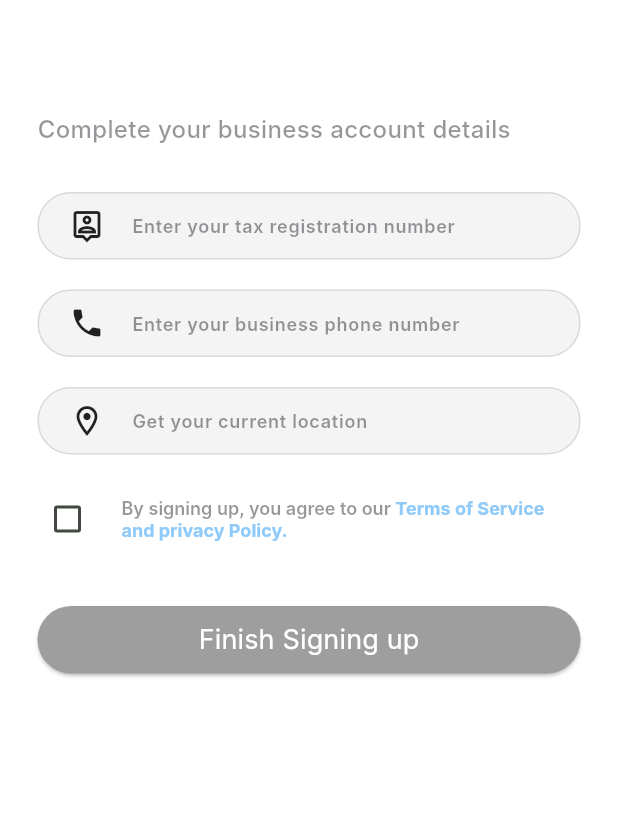
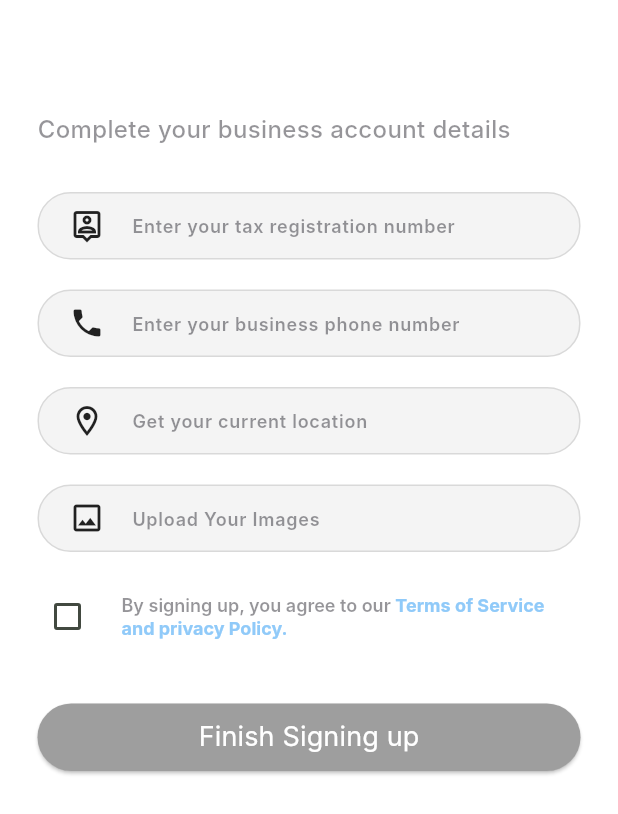
Before and after one commit to MostafaM117/car_maintenance_app, a Flutter app: the CompleteSellerInfo screen opened directly with empty values, on a phone screen of 412 x 824 dp. Shown: the top 814 px of the screen. Run offline on Flutter 3.47's test engine with Material 3 defaults, Android fonts, the phone set to English and light mode, and no system bars; our stand-ins replace card_swiper, cloud_firestore, dash_chat_2, firebase_auth, firebase_core, flutter_card_swiper and 18 more; accounts and stored records are empty; Roboto replaces fonts that are missing (Inter).

Commit message:
Seller can upload id images

```diff
--- a/lib/screens/Auth_and_Account Management/seller/complete_seller_info.dart
+++ b/lib/screens/Auth_and_Account Management/seller/complete_seller_info.dart
@@ -1,3 +1,5 @@
+import 'dart:io';
+
 import 'package:car_maintenance/constants/app_colors.dart';
 import 'package:car_maintenance/screens/Auth_and_Account%20Management/seller/get_shop_location.dart';
 import 'package:car_maintenance/screens/Terms_and_conditionspage%20.dart';
@@ -9,8 +11,11 @@ import 'package:flutter/material.dart';
 import 'package:flutter/services.dart';
 import 'package:flutter_dotenv/flutter_dotenv.dart';
 import 'package:flutter_map/flutter_map.dart';
+import 'package:image_picker/image_picker.dart';
 import 'package:latlong2/latlong.dart';
 import 'package:location/location.dart';
+import 'package:path/path.dart' as path;
+import 'package:supabase_flutter/supabase_flutter.dart';
 
 class CompleteSellerInfo extends StatefulWidget {
   final String businessname;
@@ -34,9 +39,12 @@ class _CompleteSellerInfoState extends State<CompleteSellerInfo> {
   final _taxsnumbercontroller = TextEditingController();
   final _phonenumbercontroller = TextEditingController();
   final _locationController = TextEditingController();
+  final _idimagesController = TextEditingController();
   bool _termschecked = false;
   bool _isLoading = false;
   LatLng? shoplocation ;
+  String? idImageUrl1;
+  String? idImageUrl2;
 
   //Finish Signing up Function
   Future<UserCredential?> finishSignup() async {
@@ -73,6 +81,12 @@ class _CompleteSellerInfoState extends State<CompleteSellerInfo> {
       );
       return null;
     }
+    else if (idImageUrl1 == null || idImageUrl2 == null) {
+      ScaffoldMessenger.of(context).showSnackBar(
+        SnackBar(content: Text('Please upload the front and back sides of your national ID')),
+      );
+      return null;
+    }
     else {
       setState(() {
         _isLoading = true;
@@ -88,6 +102,8 @@ class _CompleteSellerInfoState extends State<CompleteSellerInfo> {
           widget.businessemail,
           widget.nationalId,
           userCredential.user!.uid,
+          idImageUrl1!,
+          idImageUrl2!,
         );
         Navigator.pop(context);
         Navigator.pop(context);
@@ -125,7 +141,8 @@ class _CompleteSellerInfoState extends State<CompleteSellerInfo> {
     }
   }
 
-  Future createuser(String businessname, String email, String nationalId, String uid) async {
+  Future createuser(String businessname, String email, String nationalId, String uid, String idImageUrl1,
+  String idImageUrl2) async {
     await FirebaseFirestore.instance.collection('sellers').doc(uid).set({
       'business_name': businessname,
       'email': email,
@@ -136,11 +153,60 @@ class _CompleteSellerInfoState extends State<CompleteSellerInfo> {
       // 'password': _passwordcontroller.text.trim(),
       'role': 'seller',
       'googleUser': false,
+      'id_image1': idImageUrl1,
+      'id_image2': idImageUrl2,
       'shoplocation' : {
         'lat' : shoplocation!.latitude,
         'lng' : shoplocation!.longitude,
       }
     });
+  }
+
+  Future<void> pickAndUploadImage() async {
+    final picker = ImagePicker();
+    final List <XFile>? pickedFiles = await picker.pickMultiImage();
+    if (pickedFiles == null || pickedFiles.length < 2) {
+      ScaffoldMessenger.of(context).showSnackBar(
+        SnackBar(content: Text('Please select the front and back sides of your national ID')),
+      );
+      return;
+    }
+    else if (pickedFiles.length > 2) {
+      ScaffoldMessenger.of(context).showSnackBar(
+        SnackBar(content: Text('You can\'t upload more than 2 images'), backgroundColor: Colors.red,),
+      );
+      return;
+    }
+
+    final storage = Supabase.instance.client.storage;
+    const bucket = 'seller-id-images';
+    List<String> urls =[];
+    try {
+      List<String> imageNames = [];
+      for(var i = 0; i < 2; i++){
+        final pickedFile = pickedFiles[i];
+        final file = File(pickedFile.path);
+        final fileName = '${DateTime.now().microsecondsSinceEpoch}_${path.basename(pickedFile.path)}';
+        imageNames.add(path.basename(pickedFile.path));
+        await storage.from(bucket).upload(fileName, file);
+        final publicUrl = storage.from(bucket).getPublicUrl(fileName);
+        urls.add(publicUrl);
+      }
+      setState(() {
+        idImageUrl1 = urls[0];
+        idImageUrl2 = urls[1];
+        _idimagesController.text = imageNames.join(', ');
+      });
+      print('ID images uploaded.');
+    } catch (e) {
+      print('Upload error: $e');
+    }
+  }
+
+  @override
+  void dispose() {
+    _idimagesController.dispose();
+    super.dispose();
   }
   @override
   Widget build(BuildContext context) {
@@ -163,87 +229,30 @@ class _CompleteSellerInfoState extends State<CompleteSellerInfo> {
               ),
               const SizedBox(height: 30),
               // Tax Registration Number
-              Container(
-                padding: EdgeInsets.only(right: 20),
-                height: 45,
-                decoration: ShapeDecoration(
-                  color: AppColors.secondaryText,
-                  shape: RoundedRectangleBorder(
-                  side: BorderSide(
-                  width: 1,
-                  color: AppColors.borderSide,
-                  ),
-                borderRadius: BorderRadius.circular(22),
-                  ),
-                ),
-                alignment: Alignment.center,
-                child: Row(
-                  children: [
-                    const SizedBox(width: 20), //24
-                    Icon(Icons.person_pin_outlined),
-                    const SizedBox(width: 18), // 20
-                    Expanded(
-                      child: TextField(
+              buildInputField(
+                iconWidget: Icon(Icons.person_pin_outlined),
+                controller: _taxsnumbercontroller,
                 keyboardType: TextInputType.number,
                 inputFormatters: [
                   LengthLimitingTextInputFormatter(9),
                   FilteringTextInputFormatter.digitsOnly,
                 ],
-                        controller: _taxsnumbercontroller,
-                        decoration: InputDecoration(
                 hintText: 'Enter your tax registration number',
-                          hintStyle: textStyleGray,
-                          border: InputBorder.none,
-                          contentPadding: EdgeInsets.only(bottom: 12),
-                        ),
-                        textAlignVertical: TextAlignVertical.center,
-                      ),
-                    ),
-                  ],
-                ),
               ),
               SizedBox(height: 20,),
               // Phone number
-              Container(
-                padding: EdgeInsets.only(right: 20),
-                height: 45,
-                decoration: ShapeDecoration(
-                  color: AppColors.secondaryText,
-                  shape: RoundedRectangleBorder(
-                  side: BorderSide(
-                  width: 1,
-                  color: AppColors.borderSide,
-                  ),
-                borderRadius: BorderRadius.circular(22),
-                  ),
-                ),
-                alignment: Alignment.center,
-                child: Row(
-                  children: [
-                    const SizedBox(width: 20), //24
-                    Icon(Icons.phone),
-                    const SizedBox(width: 18), // 20
-                    Expanded(
-                      child: TextField(
+              buildInputField(
+                iconWidget: Icon(Icons.phone),
+                controller: _phonenumbercontroller,
                 keyboardType: TextInputType.number,
                 inputFormatters: [
                   LengthLimitingTextInputFormatter(11),
                   FilteringTextInputFormatter.digitsOnly,
                 ],
-                        controller: _phonenumbercontroller,
-                        decoration: InputDecoration(
                 hintText: 'Enter your business phone number',
-                          hintStyle: textStyleGray,
-                          border: InputBorder.none,
-                          contentPadding: EdgeInsets.only(bottom: 12),
-                        ),
-                        textAlignVertical: TextAlignVertical.center,
-                      ),
-                    ),
-                  ],
-                ),
               ),
               SizedBox(height: 20,),
+              // Location
               GestureDetector(
                 child: Container(
                   padding: EdgeInsets.only(right: 20),
@@ -280,6 +289,7 @@ class _CompleteSellerInfoState extends State<CompleteSellerInfo> {
                   ),
                 ),
                 onTap: () async{
+                  FocusScope.of(context).requestFocus(FocusNode());
                   LatLng? selectedLocation =
                   await Navigator.push(context , MaterialPageRoute(builder: (context)=> GetShopLocation()));
                   if(selectedLocation != null){
@@ -288,7 +298,47 @@ class _CompleteSellerInfoState extends State<CompleteSellerInfo> {
                   }
                 },
               ),
-              // Uploading image logic will be here
+              SizedBox(height: 20,),
+              // Uploading image
+              GestureDetector(
+                child: Container(
+                  padding: EdgeInsets.only(right: 20),
+                  height: 45,
+                  decoration: ShapeDecoration(
+                    color: AppColors.secondaryText,
+                    shape: RoundedRectangleBorder(
+                    side: BorderSide(
+                    width: 1,
+                    color: AppColors.borderSide,
+                    ),
+                  borderRadius: BorderRadius.circular(22),
+                    ),
+                  ),
+                  alignment: Alignment.center,
+                  child: Row(
+                    children: [
+                      const SizedBox(width: 20), //24
+                      Icon(Icons.image_outlined),
+                      const SizedBox(width: 18), // 20
+                      Expanded(
+                        child: TextField(
+                          controller: _idimagesController,
+                          enabled: false,
+                          decoration: InputDecoration(
+                            hintText: 'Upload Your Images',
+                            hintStyle: textStyleGray,
+                            border: InputBorder.none,
+                            contentPadding: EdgeInsets.only(bottom: 12),
+                          ),
+                          textAlignVertical: TextAlignVertical.center,
+                        ),)
+                    ],
+                  ),
+                ),
+                onTap: () {
+                  pickAndUploadImage();
+                },
+              ),
               const SizedBox(height: 15),
               CheckboxListTile(
                   value: _termschecked,
--- a/lib/screens/Auth_and_Account Management/seller/seller_signup_page.dart
+++ b/lib/screens/Auth_and_Account Management/seller/seller_signup_page.dart
@@ -221,6 +221,7 @@ class _SellerSignupPageState extends State<SellerSignupPage> {
                 AppColors.buttonColor,
                 AppColors.buttonText,
                 onPressed: () {
+                  FocusScope.of(context).requestFocus(FocusNode());
                   checkSignupdata();
                   _signupdatachecked ?
                   Navigator.push(context, MaterialPageRoute(
--- a/lib/widgets/custom_widgets.dart
+++ b/lib/widgets/custom_widgets.dart
@@ -20,6 +20,8 @@ final textStyleGray = const TextStyle(
 );
 Widget buildInputField({
   required TextEditingController controller,
+  List<TextInputFormatter>? inputFormatters,
+  TextInputType? keyboardType,
   required String hintText,
   bool obscureText = false,
   VoidCallback? togglePasswordView,
@@ -52,6 +54,8 @@ Widget buildInputField({
               child: TextField(
                   controller: controller,
                   obscureText: obscureText,
+                  inputFormatters: inputFormatters,
+                  keyboardType: keyboardType,
                   decoration: InputDecoration(
                     border: InputBorder.none,
                     hintText: hintText,
```
Also changed, not shown: lib/screens/Auth_and_Account Management/seller/seller_account_management.dart (+11 -16 lines), lib/screens/Auth_and_Account Management/user/user_account_management.dart (+7 -5 lines). Lines whose indentation alone changed are shown as unchanged.
